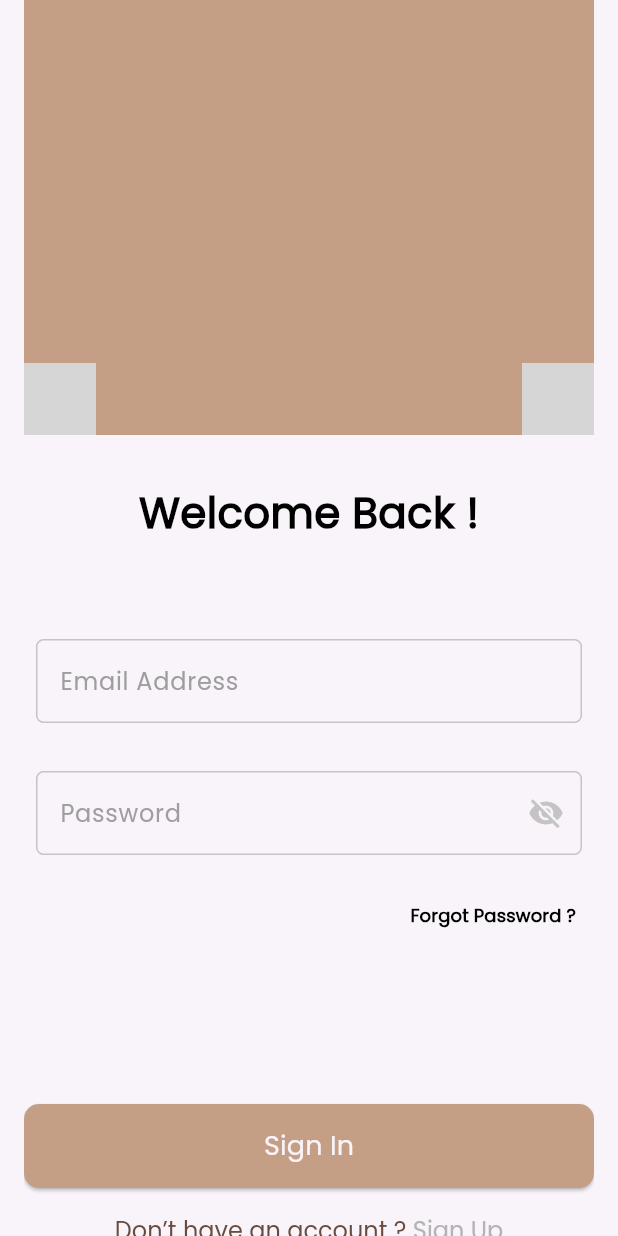
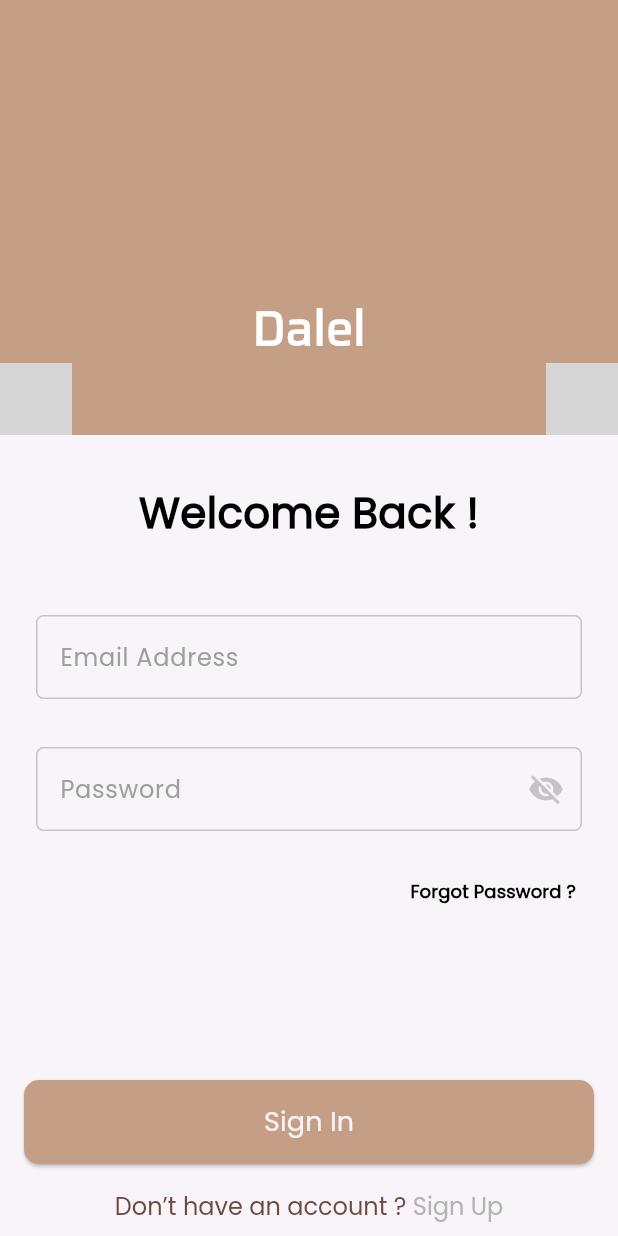
Before and after one commit to Mahm0udbakir/dalel, a Flutter app: the SignInView screen opened by its route, on a phone screen of 412 x 824 dp. Run offline on Flutter 3.47's test engine with Material 3 defaults, Android fonts, the phone set to English and light mode, and no system bars; our stand-ins replace firebase_auth, firebase_core, flutter_bloc, flutter_spinkit, flutter_svg, get_it and 4 more; accounts and stored records are empty; grey boxes are pictures that could not be loaded.

Commit message:
Refactor code structure for improved readability and maintainability

```diff
--- a/lib/core/utils/assets.dart
+++ b/lib/core/utils/assets.dart
@@ -1,26 +1,25 @@
-// ignore_for_file: prefer_single_quotes
 class MyAppAssets {
   MyAppAssets._();
 
-  static const String assetsImagesForgotPassword = "assets/images/ForgotPassword.jpeg";
+  static const String assetsImagesForgotPassword = "images/ForgotPassword.jpeg";
 
-  static const String assetsImagesFrame1 = "assets/images/Frame1.png";
+  static const String assetsImagesFrame1 = "images/Frame1.png";
 
-  static const String assetsImagesFrame2 = "assets/images/Frame2.png";
+  static const String assetsImagesFrame2 = "images/Frame2.png";
 
-  static const String assetsImagesFrame3 = "assets/images/Frame3.png";
+  static const String assetsImagesFrame3 = "images/Frame3.png";
 
-  static const String assetsImagesOnBoarding1 = "assets/images/OnBoarding1.jpeg";
+  static const String assetsImagesOnBoarding1 = "images/OnBoarding1.jpeg";
 
-  static const String assetsImagesOnBoarding2 = "assets/images/OnBoarding2.jpeg";
+  static const String assetsImagesOnBoarding2 = "images/OnBoarding2.jpeg";
 
-  static const String assetsImagesOnBoarding3 = "assets/images/OnBoarding3.jpeg";
+  static const String assetsImagesOnBoarding3 = "images/OnBoarding3.jpeg";
 
-  static const String assetsImagesOrderSuccess = "assets/images/OrderSuccess.jpeg";
+  static const String assetsImagesOrderSuccess = "images/OrderSuccess.jpeg";
 
-  static const String assetsImagesSuccess = "assets/images/Success.png";
+  static const String assetsImagesSuccess = "images/Success.png";
 
-  static const String assetsImagesVector1 = "assets/images/Vector1.png";
+  static const String assetsImagesVector1 = "images/Vector1.svg";
 
-  static const String assetsImagesVector2 = "assets/images/Vector2.png";
+  static const String assetsImagesVector2 = "images/Vector2.svg";
 }
--- a/lib/core/utils/text_styles.dart
+++ b/lib/core/utils/text_styles.dart
@@ -42,6 +42,6 @@ abstract class MyAppTextStyles {
     fontFamily: 'Saira',
     fontSize: 32,
     fontWeight: FontWeight.w700,
-    color: Colors.black,
+    color: Colors.white,
   );
 }
--- a/lib/features/auth/presentation/views/sign_in_view.dart
+++ b/lib/features/auth/presentation/views/sign_in_view.dart
@@ -12,14 +12,12 @@ class SignInView extends StatelessWidget {
   @override
   Widget build(BuildContext context) {
     return Scaffold(
-      body: Padding(
-        padding: const EdgeInsets.symmetric(horizontal: 16),
-        child: CustomScrollView(
+      body: CustomScrollView(
         slivers: [
           const SliverToBoxAdapter(child: CustomSignInBanner()),
           const SliverToBoxAdapter(child: SizedBox(height: 32)),
           const SliverToBoxAdapter(child: WelcomeTextWidget(text: MyAppStrings.welcomeBack,)),
-            const SliverToBoxAdapter(child: SizedBox(height: 48)),
+          const SliverToBoxAdapter(child: SizedBox(height: 32)),
           const SliverToBoxAdapter(child: CustomSignInForm()),
           const SliverToBoxAdapter(child: SizedBox(height: 16)),
           SliverToBoxAdapter(
@@ -34,7 +32,6 @@ class SignInView extends StatelessWidget {
           const SliverToBoxAdapter(child: SizedBox(height: 17)),
         ],
       ),
-      ),
     );
   }
 }
--- a/lib/features/auth/presentation/widgets/custom_sign_in_banner.dart
+++ b/lib/features/auth/presentation/widgets/custom_sign_in_banner.dart
@@ -1,11 +1,12 @@
 import 'package:dalel/core/utils/assets.dart';
 import 'package:dalel/core/utils/colors.dart';
+import 'package:dalel/core/utils/strings.dart';
+import 'package:dalel/core/utils/text_styles.dart';
 import 'package:flutter/material.dart';
 import 'package:flutter_svg/svg.dart';
 
 class CustomSignInBanner extends StatelessWidget {
   const CustomSignInBanner({super.key});
-
   @override
   Widget build(BuildContext context) {
     return Container(
@@ -14,10 +15,10 @@ class CustomSignInBanner extends StatelessWidget {
       child: Column(
         mainAxisAlignment: MainAxisAlignment.end,
         children: [
-            // const Text(
-            //   MyAppStrings.appName,
-            //   style: MyAppTextStyles.saira700size32,
-            // ),
+          const Text(
+            MyAppStrings.appName,
+            style: MyAppTextStyles.saira700size32,
+          ),
           Row(
             mainAxisAlignment: MainAxisAlignment.spaceBetween,
             crossAxisAlignment: CrossAxisAlignment.end,
@@ -28,6 +29,7 @@ class CustomSignInBanner extends StatelessWidget {
             ],
           ),
         ],
-        ));
+      ),
+    );
   }
 }
--- a/lib/features/auth/presentation/widgets/custom_sign_in_form.dart
+++ b/lib/features/auth/presentation/widgets/custom_sign_in_form.dart
@@ -18,7 +18,9 @@ class CustomSignInForm extends StatelessWidget {
     return BlocConsumer<AuthCubit, AuthStates>(
       listener: (BuildContext context, state) {},
       builder: (BuildContext context, state) {
-        return Form(
+        return Padding(
+          padding: const EdgeInsets.symmetric(horizontal: 16),
+          child: Form(
             key: myAuthCubit.signInFormKey,
             child: Column(
               children: [
@@ -51,6 +53,7 @@ class CustomSignInForm extends StatelessWidget {
                       ),
               ],
             ),
+          ),
         );
       },
     );
```
Also changed, not shown: assets/images/Vector (1).png (deleted), assets/images/Vector.png (deleted), assets/images/Vector1.svg (added), assets/images/Vector2.svg (added). Lines whose indentation alone changed are shown as unchanged.
